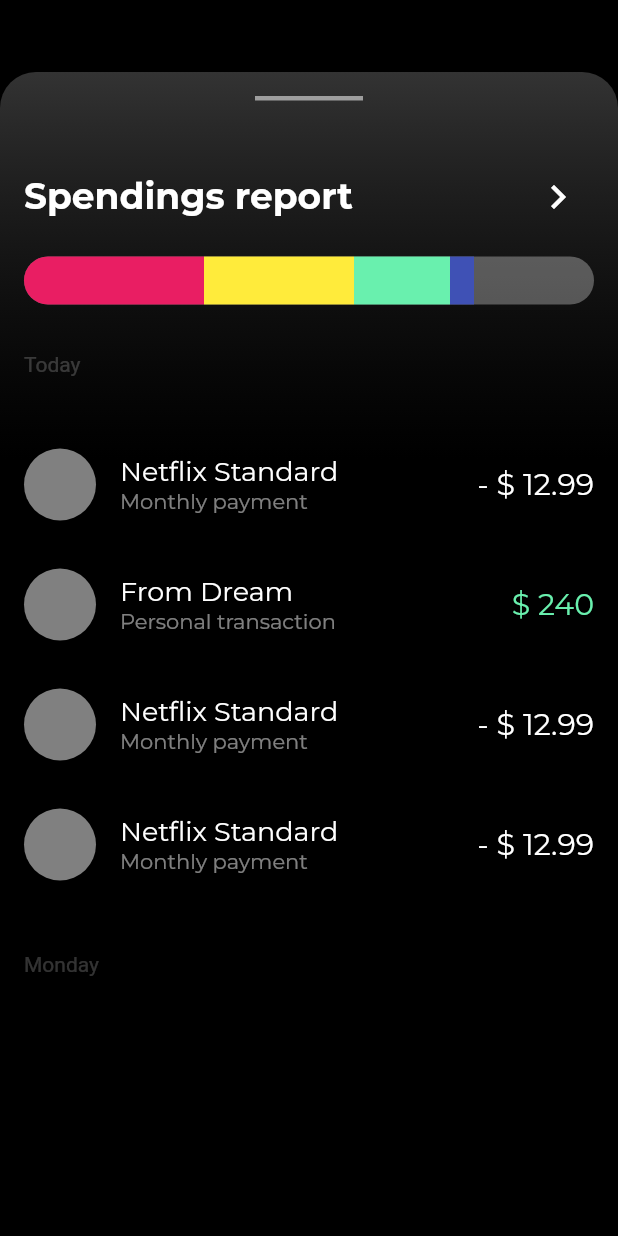
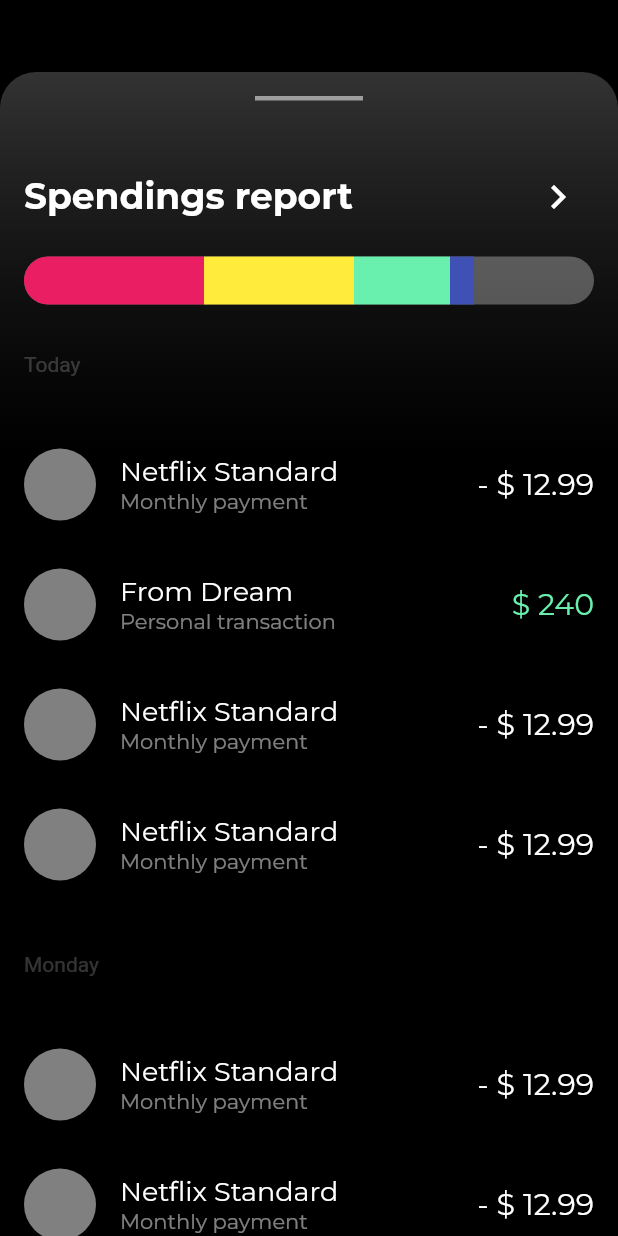
Before and after one commit to JAICHANGPARK/flutter_notebook_8th_story, a Flutter app: the screen it shows after launch, on a phone screen of 412 x 824 dp. Run offline on Flutter 3.47's test engine with Material 2 defaults, Android fonts, the phone set to English and light mode, and no system bars; our stand-ins replace badges, flutter_hooks, google_fonts, hooks_riverpod, state_notifier.

Commit message:
Update bank_main_page.dart

```diff
--- a/lib/ep594_banking_app/bank_main_page.dart
+++ b/lib/ep594_banking_app/bank_main_page.dart
@@ -261,6 +261,77 @@ class _BankMainPageState extends State<BankMainPage> {
                             "Monday",
                             style: TextStyle(color: Colors.white.withOpacity(0.2)),
                           ),
+                        ), Padding(
+                          padding: const EdgeInsets.symmetric(vertical: 16),
+                          child: Row(
+                            children: [
+                              CircleAvatar(
+                                radius: 24,
+                                backgroundColor: Colors.white.withOpacity(0.5),
+                              ),
+                              Padding(
+                                padding: const EdgeInsets.only(left: 16),
+                                child: Column(
+                                  mainAxisAlignment: MainAxisAlignment.center,
+                                  crossAxisAlignment: CrossAxisAlignment.start,
+                                  children: [
+                                    Text(
+                                      "Netflix Standard",
+                                      style: GoogleFonts.montserrat(
+                                        color: Colors.white,
+                                        fontSize: 18,
+                                      ),
+                                    ),
+                                    Text(
+                                      "Monthly payment",
+                                      style: GoogleFonts.montserrat(color: Colors.white.withOpacity(.5)),
+                                    )
+                                  ],
+                                ),
+                              ),
+                              Spacer(),
+                              Text(
+                                "- \$ 12.99",
+                                style: GoogleFonts.montserrat(color: Colors.white, fontSize: 20),
+                              )
+                            ],
+                          ),
+                        ),
+                        Padding(
+                          padding: const EdgeInsets.symmetric(vertical: 16),
+                          child: Row(
+                            children: [
+                              CircleAvatar(
+                                radius: 24,
+                                backgroundColor: Colors.white.withOpacity(0.5),
+                              ),
+                              Padding(
+                                padding: const EdgeInsets.only(left: 16),
+                                child: Column(
+                                  mainAxisAlignment: MainAxisAlignment.center,
+                                  crossAxisAlignment: CrossAxisAlignment.start,
+                                  children: [
+                                    Text(
+                                      "Netflix Standard",
+                                      style: GoogleFonts.montserrat(
+                                        color: Colors.white,
+                                        fontSize: 18,
+                                      ),
+                                    ),
+                                    Text(
+                                      "Monthly payment",
+                                      style: GoogleFonts.montserrat(color: Colors.white.withOpacity(.5)),
+                                    )
+                                  ],
+                                ),
+                              ),
+                              Spacer(),
+                              Text(
+                                "- \$ 12.99",
+                                style: GoogleFonts.montserrat(color: Colors.white, fontSize: 20),
+                              )
+                            ],
+                          ),
                         ),
                       ],
                     ),
```
